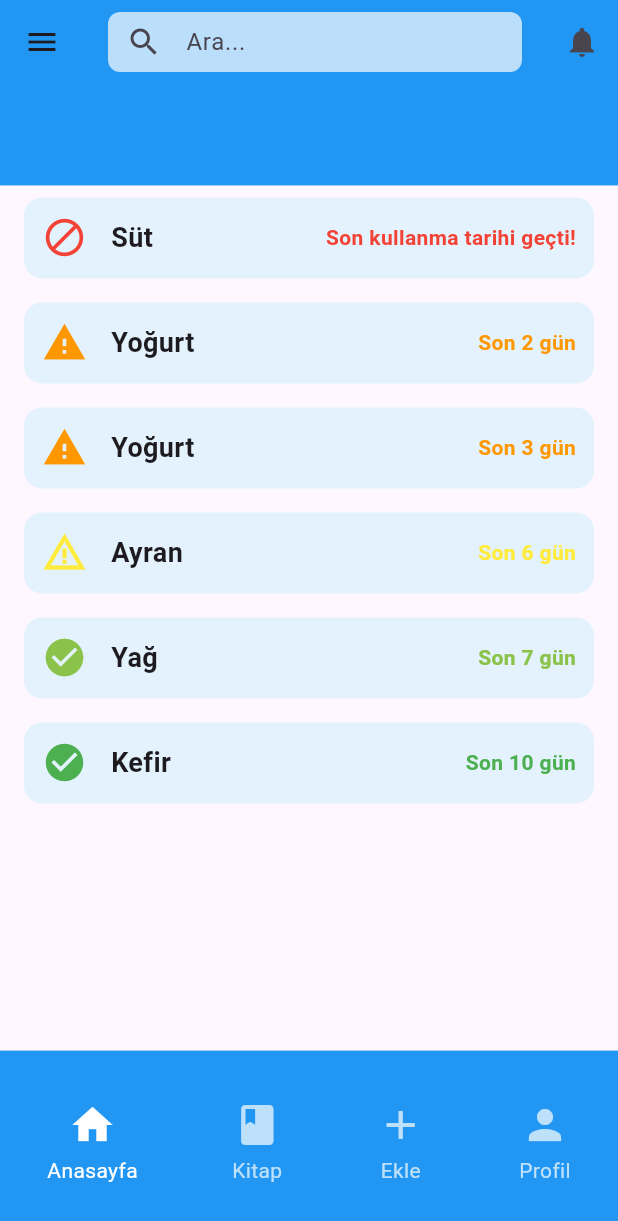
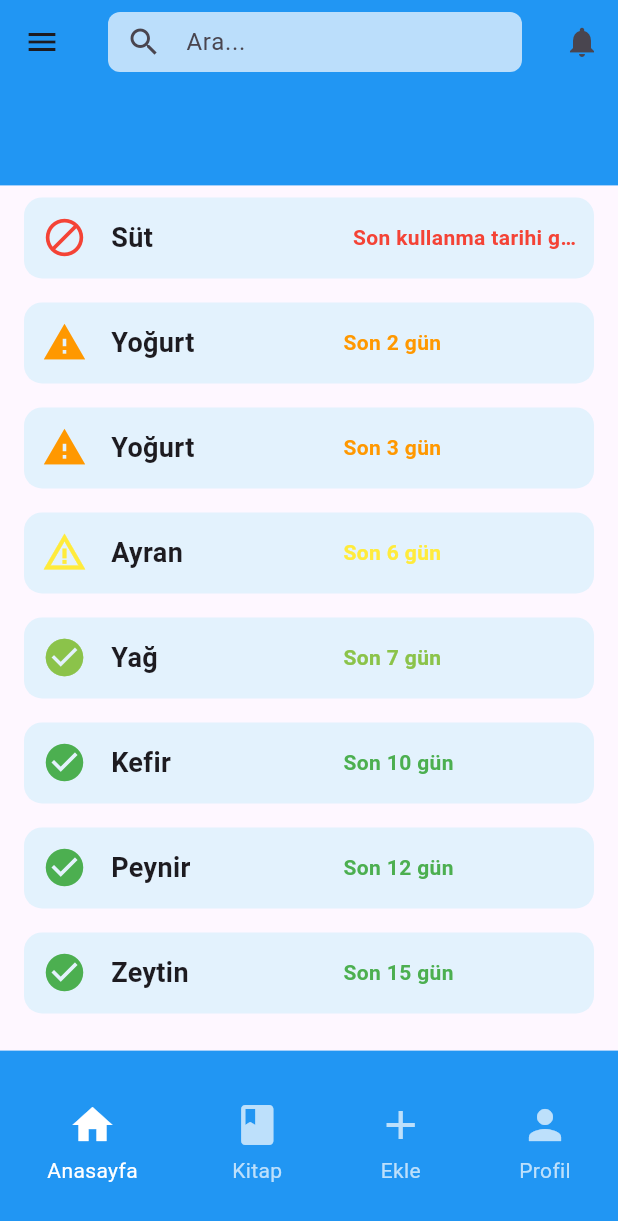
Before and after one commit to hamiyetipek/Muas, a Flutter app: the FoodStatusPage widget shown alone on an empty page, opened directly, on a phone screen of 412 x 824 dp. Shown: the top 1221 px of the screen. Run offline on Flutter 3.47's test engine with Material 3 defaults, Android fonts, the phone set to English and light mode, and no system bars.

Commit message:
Yaptığım değişiklikler

```diff
--- a/benim_ilk_uygulamam/lib/screens/food_status_page.dart
+++ b/benim_ilk_uygulamam/lib/screens/food_status_page.dart
@@ -1,5 +1,5 @@
 import 'package:flutter/material.dart';
-import '../layouts/ortak.dart';
+import '../layouts/ortak.dart'; // OrtakLayout dosyanı kullanıyor
 
 class FoodStatusPage extends StatelessWidget {
   final List<FoodItem> foodItems = [
@@ -9,13 +9,17 @@ class FoodStatusPage extends StatelessWidget {
     FoodItem("Ayran", "Son 6 gün", Colors.yellow, Icons.warning_amber),
     FoodItem("Yağ", "Son 7 gün", Colors.lightGreen, Icons.check_circle),
     FoodItem("Kefir", "Son 10 gün", Colors.green, Icons.check_circle),
+    FoodItem("Peynir", "Son 12 gün", Colors.green, Icons.check_circle),
+    FoodItem("Zeytin", "Son 15 gün", Colors.green, Icons.check_circle),
   ];
 
   @override
   Widget build(BuildContext context) {
     return OrtakLayout(
-      selectedIndex: 0, // Alt bar'da "Anasayfa" ikonunu seçili yapar
+      selectedIndex: 0, // Alt bardaki aktif ikon (Anasayfa)
+      child: SafeArea(
         child: ListView.builder(
+          padding: EdgeInsets.only(bottom: 24),
           itemCount: foodItems.length,
           itemBuilder: (context, index) {
             final item = foodItems[index];
@@ -33,20 +37,29 @@ class FoodStatusPage extends StatelessWidget {
                   Expanded(
                     child: Text(
                       item.name,
-                    style: TextStyle(fontSize: 18, fontWeight: FontWeight.bold),
+                      style: TextStyle(
+                        fontSize: 18,
+                        fontWeight: FontWeight.bold,
+                      ),
+                      overflow: TextOverflow.ellipsis,
                     ),
                   ),
-                Text(
+                  Flexible(
+                    child: Text(
                       item.status,
                       style: TextStyle(
                         fontWeight: FontWeight.bold,
                         color: item.color,
+                      ),
+                      textAlign: TextAlign.right,
+                      overflow: TextOverflow.ellipsis,
                     ),
                   ),
                 ],
               ),
             );
           },
+        ),
       ),
     );
   }
```
Lines whose indentation alone changed are shown as unchanged.
